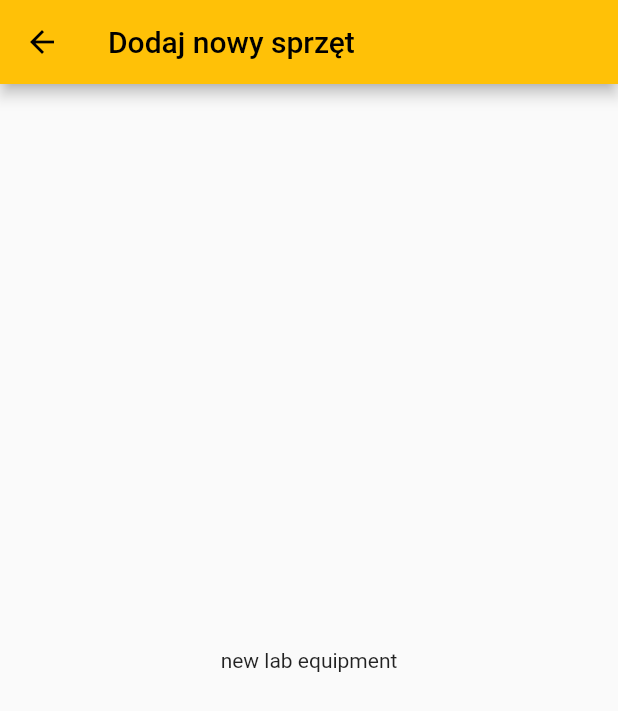
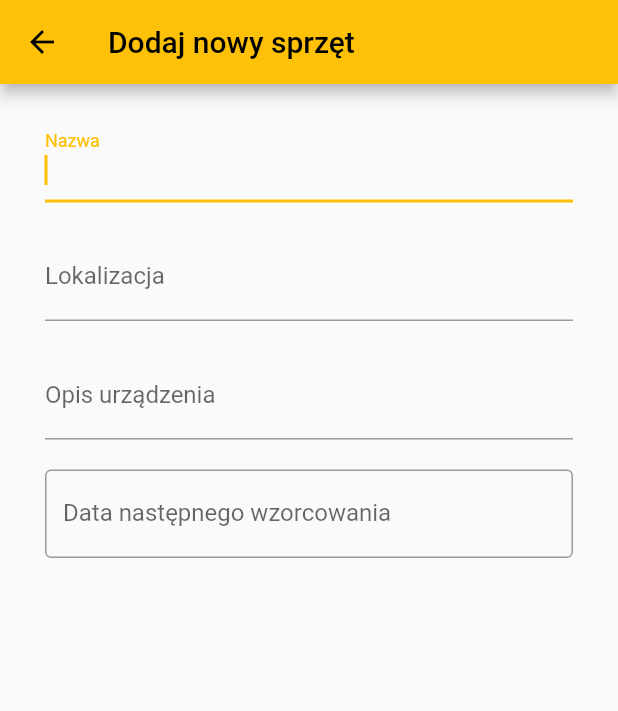
Before and after one commit to jewusiak/inwentarz_ee, a Flutter app: the CreateEquipmentPage screen opened by its route, on a phone screen of 412 x 824 dp. Shown: the top 711 px of the screen. Run offline on Flutter 3.47's test engine with Material 2 defaults, Android fonts, the phone set to English and light mode, and no system bars; our stand-ins replace firebase_auth, firebase_core, google_fonts; accounts and stored records are empty.

Commit message:
Disable pop gesture when a showCircularProgressIndicatorDialog is being shown.
Created first fields in CreateEquipmentPage.

Added enabled/disabled 'states' for home page buttons.

Visual changes in login page.

```diff
--- a/lib/views/create_equipment_page.dart
+++ b/lib/views/create_equipment_page.dart
@@ -1,10 +1,76 @@
 import 'package:flutter/material.dart';
+import 'package:intl/intl.dart';
 
-class CreateEquipmentPage extends StatelessWidget {
-  const CreateEquipmentPage({Key? key}) : super(key: key);
+class CreateEquipmentPage extends StatefulWidget {
+  CreateEquipmentPage({Key? key}) : super(key: key);
+
+  @override
+  State<CreateEquipmentPage> createState() => _CreateEquipmentPageState();
+}
+
+class _CreateEquipmentPageState extends State<CreateEquipmentPage> {
+  final _nameController = TextEditingController();
+
+  final _locationController = TextEditingController();
+
+  bool _declaredNextCalibration = false;
+
+  DateTime? _selectedDate = null;
+
+  final _calibrationDateController=TextEditingController( );
 
   @override
   Widget build(BuildContext context) {
-    return Scaffold(appBar: AppBar(title: Text("Dodaj nowy sprzęt"),),body: Center(child: Text("new lab equipment"),));
+    double _separationHeight = 20;
+
+    return Scaffold(
+      appBar: AppBar(
+        title: Text("Dodaj nowy sprzęt"),
+      ),
+      body: Padding(
+        padding: const EdgeInsets.only(top: 20, left: 30, right: 30),
+        child: ListView(
+          children: [
+            TextFormField(
+              decoration: InputDecoration(labelText: "Nazwa"),
+              controller: _nameController,
+              cursorHeight: 20,
+              autofocus: true,
+            ),
+            SizedBox(
+              height: _separationHeight,
+            ),
+            TextFormField(
+              decoration: InputDecoration(labelText: "Lokalizacja"),
+              controller: _locationController,
+              cursorHeight: 20,
+            ),
+            SizedBox(height: _separationHeight),
+            TextFormField(
+              keyboardType: TextInputType.multiline,
+              maxLines: null,
+              cursorHeight: 20,
+              decoration: InputDecoration(labelText: "Opis urządzenia"),
+            ),
+            SizedBox(
+              height: _separationHeight,
+            ),
+            TextFormField(
+              controller: _calibrationDateController,
+              decoration: InputDecoration(labelText: "Data następnego wzorcowania",border: OutlineInputBorder()),
+              readOnly: true,
+              onTap: () async {
+                _selectedDate=await showDatePicker(context: context, initialDate: DateTime.now().add(Duration(days: 1)), firstDate: DateTime.now().add(Duration(days: 1)), lastDate: DateTime.now().add(Duration(days: 36500)), cancelText: "Usuń deklarację", confirmText: "Wybierz datę");
+                _calibrationDateController.text = _selectedDate!=null ? DateFormat('dd.MM.yyyy').format(_selectedDate!): "";
+                setState(() {
+
+                });
+              },
+
+            )
+          ],
+        ),
+      ),
+    );
   }
 }
```
Also changed, not shown: lib/views/home_page.dart (+10 -18 lines), lib/views/login_page.dart (+10 -1 lines), lib/widgets/circular_indicator_dialog.dart (+6 -2 lines).
